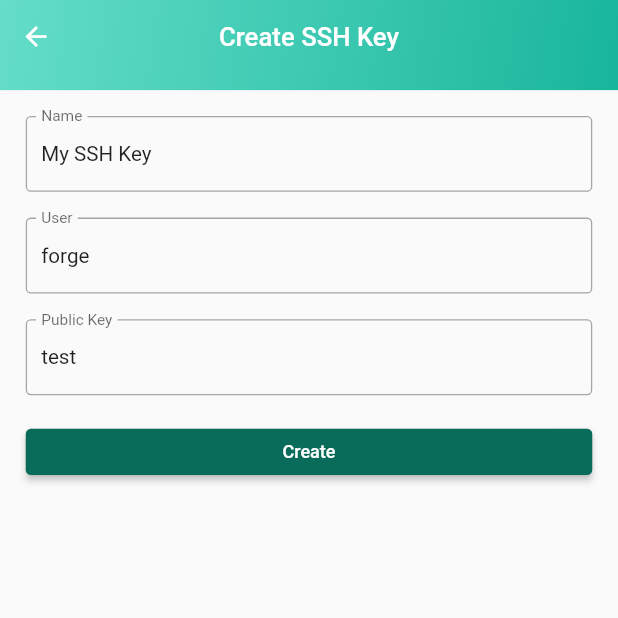
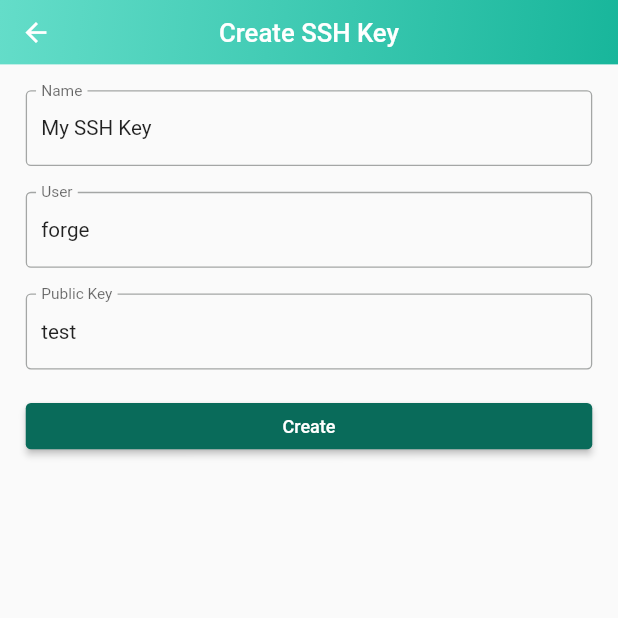
Before and after one commit to arashsheyda/laravel-forge-app, a Flutter app: the KeyCreatScreen screen opened directly with empty values, on a phone screen of 412 x 824 dp, the top half of it. Run offline on Flutter 3.47's test engine with Material 2 defaults, Android fonts, the light colour scheme and no system bars; our stand-ins replace dio, flutter_bloc, flutter_dotenv, flutter_highlight, flutter_svg, freezed_annotation and 4 more; missing offline and left inert: on_screen_ruler; generated files the repository leaves out were written again; network calls fail.

Commit message:
fix: changed height

```diff
--- a/lib/core/shared/appbar.dart
+++ b/lib/core/shared/appbar.dart
@@ -13,7 +13,7 @@ class AppBarWidget extends StatelessWidget implements PreferredSizeWidget {
   const AppBarWidget({
     super.key,
     required this.title,
-    this.height = 70,
+    this.height = 50,
     this.child,
     this.actions,
     this.leading,
```
